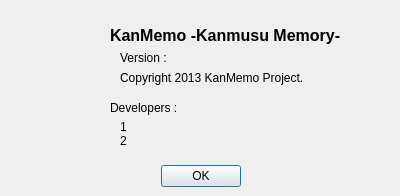
Qt form aboutdialog.ui (ioriayane/KanmusuMemory) before a commit.
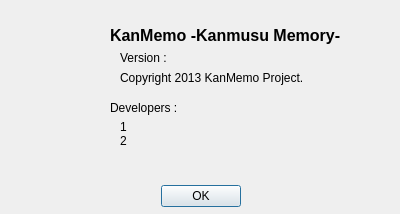
The same form after that commit.

Commit message: update developer list

```diff
--- a/aboutdialog.ui
+++ b/aboutdialog.ui
@@ -7,7 +7,7 @@
     <x>0</x>
     <y>0</y>
     <width>400</width>
-    <height>196</height>
+    <height>214</height>
    </rect>
   </property>
   <property name="windowTitle">
@@ -17,7 +17,7 @@
    <property name="geometry">
     <rect>
      <x>30</x>
-     <y>160</y>
+     <y>180</y>
      <width>341</width>
      <height>32</height>
     </rect>
@@ -97,7 +97,7 @@
      <x>120</x>
      <y>120</y>
      <width>271</width>
-     <height>31</height>
+     <height>51</height>
     </rect>
    </property>
    <property name="text">
```
The commit also changes 1 other file.
